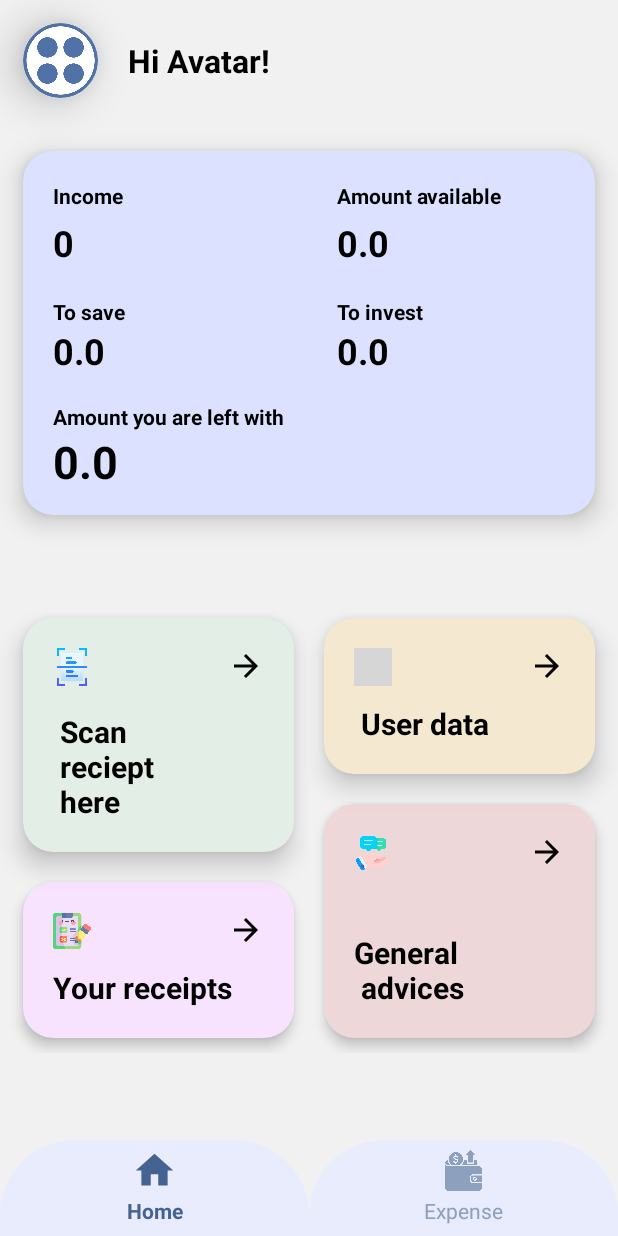
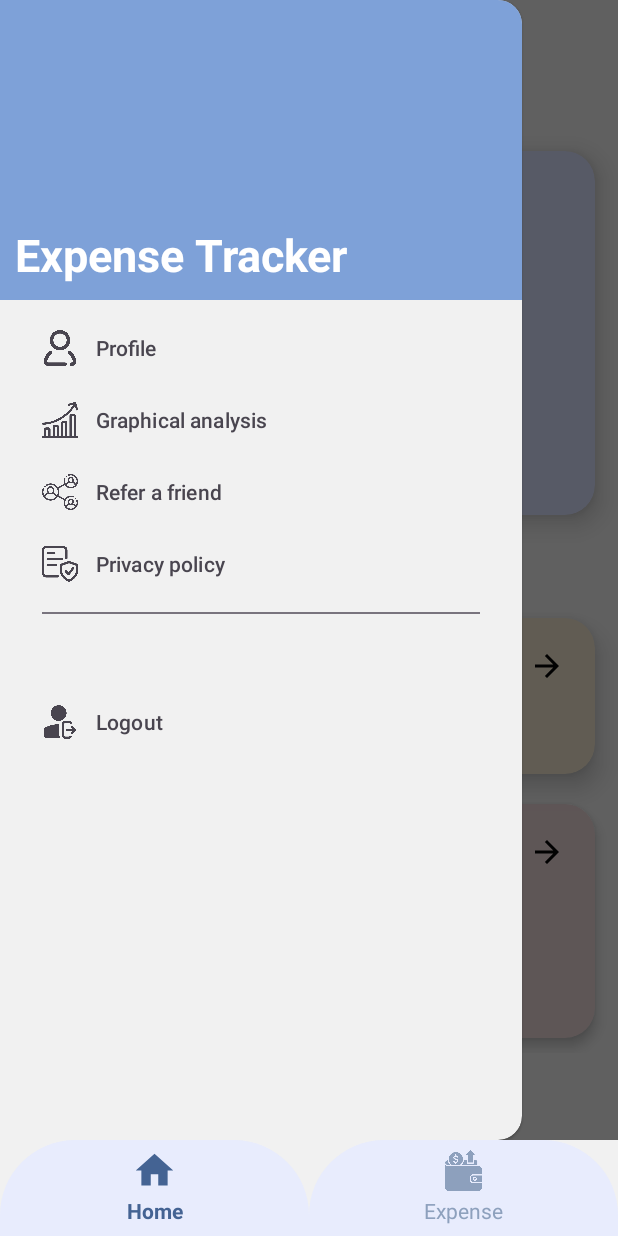
Before and after one commit to DroidNin/ExpenseEase, an Android app: the MainActivity screen opened directly, with no data from a screen before it, after a tap on an icon or button, on a phone screen of 412 x 824 dp. Run offline under Robolectric (Android 15) with nearby library versions, the phone set to English and light mode, and no system bars; libraries missing offline, so code that uses them is left out: com.google.mlkit.vision; grey boxes are pictures that could not be loaded.

Commit message:
fixed the crash of Expense.kt

```diff
--- a/app/src/main/res/layout/activity_main.xml
+++ b/app/src/main/res/layout/activity_main.xml
@@ -19,16 +19,16 @@
         tools:context=".Home"
         tools:openDrawer="start">
 
-<!--            <com.google.android.material.navigation.NavigationView-->
-<!--                android:id="@+id/nav_view"-->
-<!--                android:layout_width="wrap_content"-->
-<!--                android:layout_height="match_parent"-->
-<!--                android:layout_gravity="start"-->
-<!--                android:background="#F1F1F1"-->
-<!--                android:elevation="20dp"-->
-<!--                app:elevation="20dp"-->
-<!--                app:headerLayout="@layout/header_menu"-->
-<!--                app:menu="@menu/drawer_menu" />-->
+            <com.google.android.material.navigation.NavigationView
+                android:id="@+id/nav_view"
+                android:layout_width="wrap_content"
+                android:layout_height="match_parent"
+                android:layout_gravity="start"
+                android:background="#F1F1F1"
+                android:elevation="20dp"
+                app:elevation="20dp"
+                app:headerLayout="@layout/header_menu"
+                app:menu="@menu/drawer_menu" />
 
         <androidx.constraintlayout.widget.ConstraintLayout
             android:id="@+id/fragment_home_layout"
```
Also changed, not shown: app/src/main/java/com/example/expenseease/Expense.kt (+24 -5 lines).
